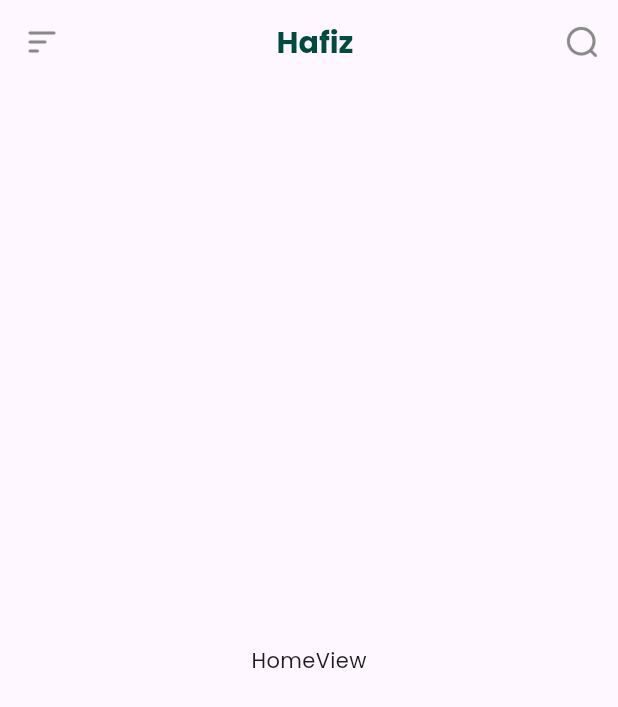
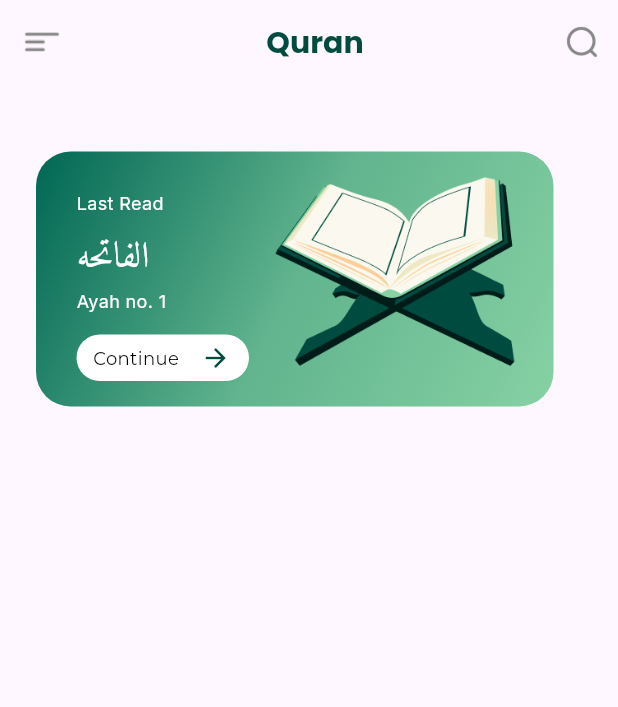
Before and after one commit to fouadsalama/Quran, a Flutter app: the screen it shows after launch, on a phone screen of 412 x 824 dp. Shown: the top 707 px of the screen. Run offline on Flutter 3.47's test engine with Material 3 defaults, Android fonts, the phone set to English and light mode, and no system bars; our stand-ins replace go_router, google_fonts.

Commit message:
add last read quran in hom view

```diff
--- a/lib/constants.dart
+++ b/lib/constants.dart
@@ -1,3 +1,5 @@
 import 'package:flutter/material.dart';
 
 const kSplashBackgroundColor = Color(0xff186351);
+const kTextColor = Colors.white;
+const kAmiri = 'Amiri';
--- a/lib/core/utils/styles.dart
+++ b/lib/core/utils/styles.dart
@@ -1,4 +1,5 @@
 import 'package:flutter/material.dart';
+import 'package:islamic_app/constants.dart';
 
 abstract class Styles {
   static const textStyle20 = TextStyle(
@@ -8,6 +9,12 @@ abstract class Styles {
   );
   static const textStyle24 = TextStyle(
     fontSize: 24,
-    color: Colors.white,
+    color: kTextColor,
+    fontFamily: kAmiri,
+  );
+  static const textStyle12 = TextStyle(
+    fontSize: 12,
+    color: kTextColor,
+    fontWeight: FontWeight.w400,
   );
 }
--- a/lib/features/home/presentation/views/home_view.dart
+++ b/lib/features/home/presentation/views/home_view.dart
@@ -13,7 +13,7 @@ class HomeView extends StatelessWidget {
       appBar: AppBar(
         title: const Center(
           child: Text(
-            'Hafiz',
+            'Quran',
             style: Styles.textStyle20,
           ),
         ),
--- /dev/null
+++ b/lib/features/home/presentation/views/widgets/custom_last_read_details.dart
@@ -0,0 +1,40 @@
+import 'package:flutter/material.dart';
+import 'package:google_fonts/google_fonts.dart';
+
+import '../../../../../core/utils/styles.dart';
+import 'custom_read_button.dart';
+
+class CustomLastReadDetails extends StatelessWidget {
+  const CustomLastReadDetails({
+    super.key,
+  });
+
+  @override
+  Widget build(BuildContext context) {
+    return Column(
+      crossAxisAlignment: CrossAxisAlignment.start,
+      children: [
+        Text(
+          'Last Read',
+          style: GoogleFonts.inter(
+            textStyle: Styles.textStyle12,
+          ),
+        ),
+        const SizedBox(height: 11),
+        const Text(
+          'الفاتحه',
+          style: Styles.textStyle24,
+        ),
+        const SizedBox(height: 3),
+        Text(
+          'Ayah no. 1',
+          style: GoogleFonts.inter(
+            textStyle: Styles.textStyle12,
+          ),
+        ),
+        const SizedBox(height: 14),
+        const CustomReadButton(),
+      ],
+    );
+  }
+}
--- /dev/null
+++ b/lib/features/home/presentation/views/widgets/custom_read_button.dart
@@ -0,0 +1,42 @@
+import 'package:flutter/material.dart';
+import 'package:google_fonts/google_fonts.dart';
+import 'package:islamic_app/core/utils/styles.dart';
+
+class CustomReadButton extends StatelessWidget {
+  const CustomReadButton({
+    super.key,
+  });
+
+  @override
+  Widget build(BuildContext context) {
+    return Container(
+      width: 115,
+      height: 31,
+      decoration: BoxDecoration(
+        color: Colors.white,
+        borderRadius: BorderRadius.circular(20),
+      ),
+      child: Row(
+        children: [
+          Padding(
+            padding: const EdgeInsets.only(left: 11),
+            child: Text(
+              'Continue ',
+              style: GoogleFonts.montserrat(
+                textStyle: Styles.textStyle12.copyWith(
+                  color: Colors.black,
+                ),
+              ),
+            ),
+          ),
+          const SizedBox(width: 11),
+          const Icon(
+            Icons.arrow_forward,
+            size: 20,
+            color: Color(0xff004B40),
+          ),
+        ],
+      ),
+    );
+  }
+}
--- a/lib/features/home/presentation/views/widgets/home_view_body.dart
+++ b/lib/features/home/presentation/views/widgets/home_view_body.dart
@@ -1,12 +1,20 @@
 import 'package:flutter/material.dart';
+
+import 'last_read_quran.dart';
 
 class HomeViewBody extends StatelessWidget {
   const HomeViewBody({super.key});
 
   @override
   Widget build(BuildContext context) {
-    return const Center(
-      child: Text('HomeView'),
+    return const Padding(
+      padding: EdgeInsets.symmetric(horizontal: 24),
+      child: Column(
+        children: [
+          SizedBox(height: 45),
+          LastReadQuran(),
+        ],
+      ),
     );
   }
 }
--- /dev/null
+++ b/lib/features/home/presentation/views/widgets/last_read_quran.dart
@@ -0,0 +1,44 @@
+import 'package:flutter/material.dart';
+import 'package:islamic_app/core/utils/app_assets.dart';
+import 'custom_last_read_details.dart';
+
+class LastReadQuran extends StatelessWidget {
+  const LastReadQuran({
+    super.key,
+  });
+
+  @override
+  Widget build(BuildContext context) {
+    return Container(
+      height: 170,
+      width: 345,
+      decoration: BoxDecoration(
+        gradient: const LinearGradient(
+          colors: [
+            Color(0xff006754),
+            Color(0xff61B48E),
+            Color(0xff87D1A4),
+          ],
+          begin: Alignment.topLeft,
+          end: Alignment.bottomRight,
+        ),
+        borderRadius: BorderRadius.circular(23),
+      ),
+      child: Row(
+        mainAxisAlignment: MainAxisAlignment.spaceBetween,
+        children: [
+          const Padding(
+            padding: EdgeInsets.only(
+              left: 27,
+              top: 26,
+            ),
+            child: CustomLastReadDetails(),
+          ),
+          Expanded(
+            child: Image.asset(AppAssets.logo),
+          ),
+        ],
+      ),
+    );
+  }
+}
--- a/lib/features/splash/presentation/views/widgets/splash_view_body.dart
+++ b/lib/features/splash/presentation/views/widgets/splash_view_body.dart
@@ -58,11 +58,11 @@ class _SplashViewBodyState extends State<SplashViewBody>
       begin: const Offset(0, 1),
       end: Offset.zero,
     ).animate(animationController);
-    animationController.forward();
+    animationController.fling();
   }
 
   void navigateToHome() {
-    Future.delayed(const Duration(seconds: 3)).then(
+    Future.delayed(const Duration(seconds: 2)).then(
       (value) => GoRouter.of(context).pushReplacement(AppRouter.kHomeView),
     );
   }
```
Also changed, not shown: pubspec.yaml (+4 -4 lines), assets/fonts/Amiri-Regular.ttf (added), assets/images/menu.png.
